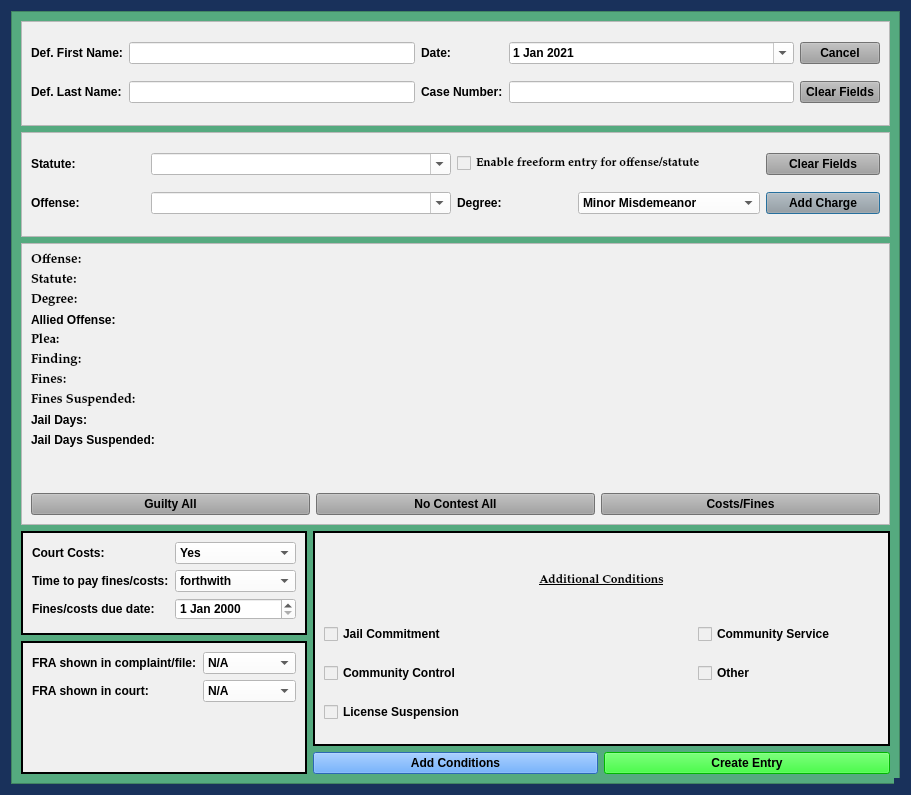
Old version of the form views/ui/JailCCPleaDialog.ui in the repository HunterProgram22/MuniEntry.
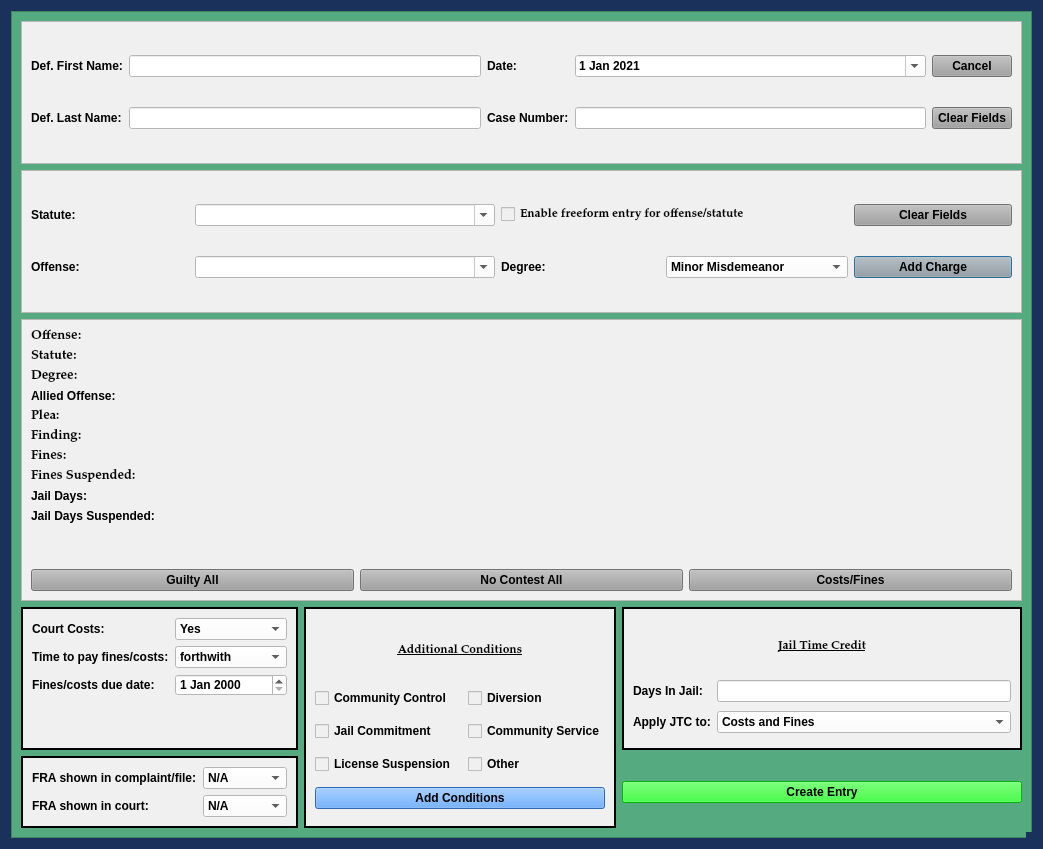
New version of the form.

Commit message: Added JTC to dialog.

The edit to the form file:
```diff
--- a/views/ui/JailCCPleaDialog.ui
+++ b/views/ui/JailCCPleaDialog.ui
@@ -9,8 +9,8 @@
    <rect>
     <x>0</x>
     <y>0</y>
-    <width>911</width>
-    <height>795</height>
+    <width>1043</width>
+    <height>849</height>
    </rect>
   </property>
   <property name="sizePolicy">
@@ -162,8 +162,8 @@
        <rect>
         <x>0</x>
         <y>0</y>
-        <width>868</width>
-        <height>783</height>
+        <width>1021</width>
+        <height>827</height>
        </rect>
       </property>
       <layout class="QGridLayout" name="gridLayout_4">
@@ -808,7 +808,7 @@
          </layout>
         </widget>
        </item>
-       <item row="3" column="1" rowspan="2" colspan="2">
+       <item row="3" column="1" rowspan="2">
         <widget class="QFrame" name="frame_6">
          <property name="sizePolicy">
           <sizepolicy hsizetype="Preferred" vsizetype="Preferred">
@@ -857,35 +857,28 @@
             </property>
            </widget>
           </item>
-          <item row="2" column="0" colspan="2">
-           <widget class="QCheckBox" name="community_control_checkBox">
-            <property name="text">
-             <string>Community Control</string>
-            </property>
-           </widget>
-          </item>
-          <item row="3" column="0">
+          <item row="4" column="0">
            <widget class="QCheckBox" name="license_suspension_checkBox">
             <property name="text">
              <string>License Suspension</string>
             </property>
            </widget>
           </item>
-          <item row="1" column="0">
-           <widget class="QCheckBox" name="jail_checkBox">
-            <property name="text">
-             <string>Jail Commitment</string>
-            </property>
-           </widget>
-          </item>
-          <item row="1" column="2">
-           <widget class="QCheckBox" name="community_service_checkBox">
-            <property name="text">
-             <string>Community Service</string>
-            </property>
-           </widget>
-          </item>
           <item row="2" column="2">
+           <widget class="QCheckBox" name="checkBox">
+            <property name="text">
+             <string>Diversion</string>
+            </property>
+           </widget>
+          </item>
+          <item row="2" column="0">
+           <widget class="QCheckBox" name="community_control_checkBox">
+            <property name="text">
+             <string>Community Control</string>
+            </property>
+           </widget>
+          </item>
+          <item row="4" column="2">
            <widget class="QCheckBox" name="other_conditions_checkBox">
             <property name="enabled">
              <bool>true</bool>
@@ -898,10 +891,37 @@
             </property>
            </widget>
           </item>
+          <item row="3" column="2">
+           <widget class="QCheckBox" name="community_service_checkBox">
+            <property name="text">
+             <string>Community Service</string>
+            </property>
+           </widget>
+          </item>
+          <item row="3" column="0">
+           <widget class="QCheckBox" name="jail_checkBox">
+            <property name="text">
+             <string>Jail Commitment</string>
+            </property>
+           </widget>
+          </item>
+          <item row="5" column="0" colspan="3">
+           <widget class="QPushButton" name="add_conditions_Button">
+            <property name="styleSheet">
+             <string notr="true">background-color: rgb(62, 146, 255)</string>
+            </property>
+            <property name="text">
+             <string>Add Conditions</string>
+            </property>
+            <property name="autoDefault">
+             <bool>false</bool>
+            </property>
+           </widget>
+          </item>
          </layout>
         </widget>
        </item>
-       <item row="4" column="0" rowspan="2">
+       <item row="4" column="0">
         <widget class="QFrame" name="frame_7">
          <property name="sizePolicy">
           <sizepolicy hsizetype="Preferred" vsizetype="Preferred">
@@ -983,20 +1003,91 @@
          </layout>
         </widget>
        </item>
-       <item row="5" column="1">
-        <widget class="QPushButton" name="add_conditions_Button">
+       <item row="3" column="2">
+        <widget class="QFrame" name="frame_2">
          <property name="styleSheet">
-          <string notr="true">background-color: rgb(62, 146, 255)</string>
+          <string notr="true">background-color: rgb(240, 240, 240);
+font: 75 9pt &quot;Palatino Linotype&quot;;
+font-weight: bold;</string>
          </property>
-         <property name="text">
-          <string>Add Conditions</string>
+         <property name="frameShape">
+          <enum>QFrame::Box</enum>
          </property>
-         <property name="autoDefault">
-          <bool>false</bool>
+         <property name="frameShadow">
+          <enum>QFrame::Plain</enum>
          </property>
+         <property name="lineWidth">
+          <number>2</number>
+         </property>
+         <layout class="QGridLayout" name="gridLayout_6">
+          <item row="1" column="0">
+           <widget class="QLabel" name="label_13">
+            <property name="text">
+             <string>Days In Jail:</string>
+            </property>
+           </widget>
+          </item>
+          <item row="1" column="1">
+           <widget class="QLineEdit" name="lineEdit">
+            <property name="styleSheet">
+             <string notr="true">background-color: rgb(255, 255, 255);</string>
+            </property>
+           </widget>
+          </item>
+          <item row="0" column="0" colspan="2">
+           <widget class="QLabel" name="add_conditions_label_2">
+            <property name="maximumSize">
+             <size>
+              <width>16777215</width>
+              <height>50</height>
+             </size>
+            </property>
+            <property name="font">
+             <font>
+              <family>Palatino Linotype</family>
+              <pointsize>9</pointsize>
+              <weight>75</weight>
+              <italic>false</italic>
+              <bold>true</bold>
+              <underline>true</underline>
+             </font>
+            </property>
+            <property name="text">
+             <string>Jail Time Credit</string>
+            </property>
+            <property name="alignment">
+             <set>Qt::AlignCenter</set>
+            </property>
+           </widget>
+          </item>
+          <item row="2" column="0">
+           <widget class="QLabel" name="label_16">
+            <property name="text">
+             <string>Apply JTC to:</string>
+            </property>
+           </widget>
+          </item>
+          <item row="2" column="1">
+           <widget class="QComboBox" name="comboBox">
+            <property name="styleSheet">
+             <string notr="true">background-color: rgb(255, 255, 255);</string>
+            </property>
+            <item>
+             <property name="text">
+              <string>Costs and Fines</string>
+             </property>
+            </item>
+            <item>
+             <property name="text">
+              <string>Sentence</string>
+             </property>
+            </item>
+           </widget>
+          </item>
+         </layout>
         </widget>
        </item>
-       <item row="5" column="2">
+       <item row="4" column="2">
         <widget class="QPushButton" name="create_entry_Button">
          <property name="styleSheet">
           <string notr="true">background-color: rgb(0, 255, 0);</string>
```
Left out of the diff: 3 changed lines with no effect on the pictures. The commit also changes 1 other file.
